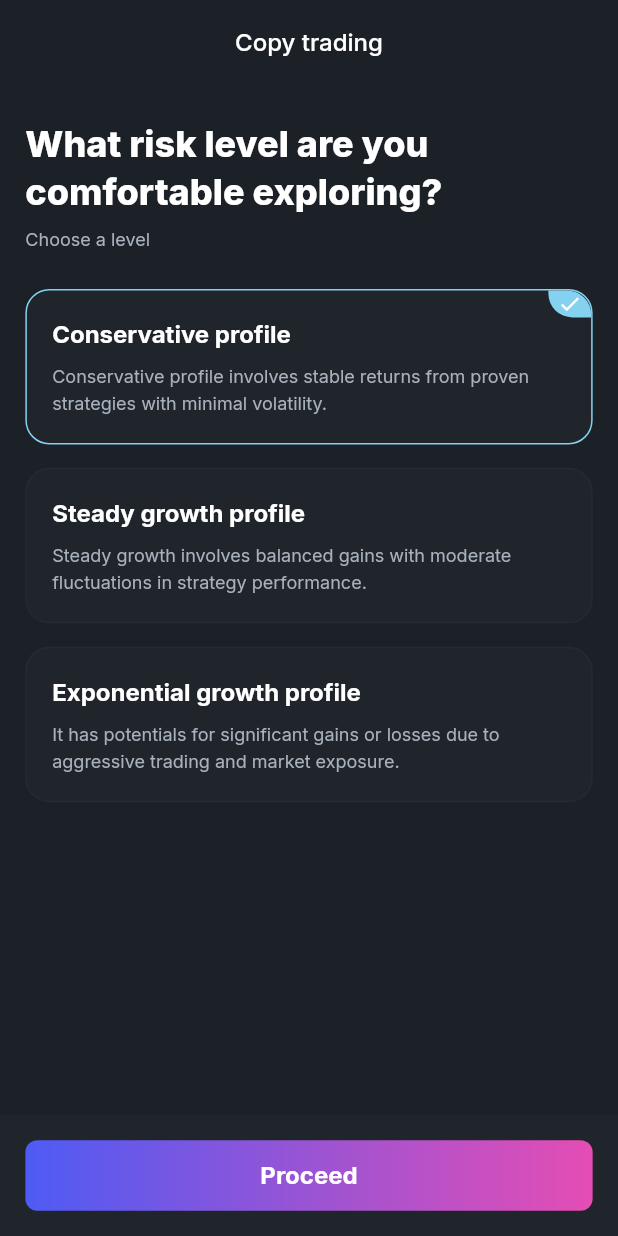
After one commit to sobuur0/copy_trading_app, a Flutter app: the ConversationalEngagementScreen screen opened by its route, on a phone screen of 412 x 824 dp. The commit adds this screen. Run offline on Flutter 3.47's test engine with Material 3 defaults, Android fonts, the phone set to English and light mode, and no system bars; our stand-ins replace flutter_svg, go_router, google_fonts.

Commit message:
implement conversational engagement screen

```diff
--- a/lib/core/constants/app_routes.dart
+++ b/lib/core/constants/app_routes.dart
@@ -4,4 +4,5 @@ class AppRoutes {
   static const String history = '/history';
   static const String profile = '/profile';
   static const String copyTradingIntro = '/copy-trading-intro';
+  static const String conversationalEngagement = '/conversational-engagement';
 }
--- a/lib/core/router/app_router.dart
+++ b/lib/core/router/app_router.dart
@@ -3,6 +3,7 @@ import 'package:go_router/go_router.dart';
 import '../../main_scaffold.dart';
 import '../../features/home/screens/home_screen.dart';
 import '../../features/copy_trading/screens/copy_trading_intro_screen.dart';
+import '../../features/copy_trading/screens/conversational_engagement_screen.dart';
 import '../constants/app_routes.dart';
 
 final GoRouter appRouter = GoRouter(
@@ -50,5 +51,12 @@ final GoRouter appRouter = GoRouter(
         child: CopyTradingIntroScreen(),
       ),
     ),
+    GoRoute(
+      path: AppRoutes.conversationalEngagement,
+      name: 'conversationalEngagement',
+      pageBuilder: (context, state) => const NoTransitionPage(
+        child: ConversationalEngagementScreen(),
+      ),
+    ),
   ],
 );
--- /dev/null
+++ b/lib/features/copy_trading/screens/conversational_engagement_screen.dart
@@ -0,0 +1,179 @@
+import 'package:flutter/material.dart';
+import 'package:roqqu_assesement/core/theme/app_colors.dart';
+import 'package:roqqu_assesement/core/theme/app_typography.dart';
+import 'package:roqqu_assesement/core/utils/responsive.dart';
+import 'package:roqqu_assesement/shared/widgets/app_bottom_nav_button.dart';
+
+class ConversationalEngagementScreen extends StatefulWidget {
+  const ConversationalEngagementScreen({super.key});
+
+  @override
+  State<ConversationalEngagementScreen> createState() =>
+      _ConversationalEngagementScreenState();
+}
+
+class _ConversationalEngagementScreenState
+    extends State<ConversationalEngagementScreen> {
+  int _selectedProfile = 0;
+
+  final List<RiskProfile> _profiles = [
+    RiskProfile(
+      title: 'Conservative profile',
+      description:
+          'Conservative profile involves stable returns from proven strategies with minimal volatility.',
+    ),
+    RiskProfile(
+      title: 'Steady growth profile',
+      description:
+          'Steady growth involves balanced gains with moderate fluctuations in strategy performance.',
+    ),
+    RiskProfile(
+      title: 'Exponential growth profile',
+      description:
+          'It has potentials for significant gains or losses due to aggressive trading and market exposure.',
+    ),
+  ];
+
+  @override
+  Widget build(BuildContext context) {
+    return LayoutBuilder(
+      builder: (context, constraints) {
+        final responsive = Responsive(constraints);
+
+        return Scaffold(
+          backgroundColor: AppColors.bgPrimary,
+          appBar: AppBar(
+            backgroundColor: AppColors.bgPrimary,
+            elevation: 0,
+            automaticallyImplyLeading: true,
+            title: Text(
+              'Copy trading',
+              style: AppTypography.textMedium(color: Colors.white),
+            ),
+            centerTitle: true,
+          ),
+          bottomNavigationBar: AppBottomNavButton(
+            text: 'Proceed',
+            responsive: responsive,
+            onTap: () {},
+          ),
+          body: SingleChildScrollView(
+            padding: EdgeInsets.symmetric(horizontal: responsive.width(16)),
+            child: Column(
+              crossAxisAlignment: CrossAxisAlignment.start,
+              children: [
+                SizedBox(height: responsive.height(24)),
+                Text(
+                  'What risk level are you comfortable exploring?',
+                  style: AppTypography.headingMobileLarge(
+                    color: AppColors.textPrimary,
+                    fontSize: 24,
+                    lineHeight: 32,
+                  ),
+                ),
+                SizedBox(height: responsive.height(8)),
+                Text(
+                  'Choose a level',
+                  style: AppTypography.extraSmall(
+                    color: AppColors.textSecondary,
+                  ),
+                ),
+                SizedBox(height: responsive.height(24)),
+                ...List.generate(
+                  _profiles.length,
+                  (index) => Padding(
+                    padding: EdgeInsets.only(bottom: responsive.height(16)),
+                    child: _buildProfileCard(
+                      profile: _profiles[index],
+                      isSelected: _selectedProfile == index,
+                      onTap: () {
+                        setState(() {
+                          _selectedProfile = index;
+                        });
+                      },
+                      responsive: responsive,
+                    ),
+                  ),
+                ),
+              ],
+            ),
+          ),
+        );
+      },
+    );
+  }
+
+  Widget _buildProfileCard({
+    required RiskProfile profile,
+    required bool isSelected,
+    required VoidCallback onTap,
+    required Responsive responsive,
+  }) {
+    return GestureDetector(
+      onTap: onTap,
+      child: Container(
+        // padding: EdgeInsets.all(responsive.width(16)),
+        decoration: BoxDecoration(
+          color: AppColors.bgSecondary,
+          borderRadius: BorderRadius.circular(16),
+          border: Border.all(
+            color: isSelected ? AppColors.fgLink : AppColors.bgBorder,
+            width: 1,
+          ),
+        ),
+        child: Stack(
+          clipBehavior: Clip.none,
+          children: [
+            if (isSelected)
+              Positioned(
+                top: 0,
+                right: 0,
+                child: Container(
+                  width: responsive.width(27),
+                  height: responsive.width(17),
+                  decoration: BoxDecoration(
+                    color: AppColors.fgLink,
+                    borderRadius: BorderRadius.only(
+                      bottomLeft: Radius.circular(16),
+                      topRight: Radius.circular(16),
+                    ),
+                  ),
+                  child: Icon(Icons.check, color: Colors.white, size: 16),
+                ),
+              ),
+            Padding(
+              padding: EdgeInsets.all(responsive.width(16)),
+              child: Column(
+                crossAxisAlignment: CrossAxisAlignment.start,
+                children: [
+                  Text(
+                    profile.title,
+                    style: AppTypography.headingMobileExtraSmall(
+                      color: AppColors.textPrimary,
+                      fontSize: 16,
+                      lineHeight: 24,
+                    ),
+                  ),
+                  SizedBox(height: responsive.height(8)),
+                  Text(
+                    profile.description,
+                    style: AppTypography.extraSmall(
+                      color: AppColors.textSecondary,
+                    ),
+                  ),
+                ],
+              ),
+            ),
+          ],
+        ),
+      ),
+    );
+  }
+}
+
+class RiskProfile {
+  final String title;
+  final String description;
+
+  RiskProfile({required this.title, required this.description});
+}
--- a/lib/features/copy_trading/screens/copy_trading_intro_screen.dart
+++ b/lib/features/copy_trading/screens/copy_trading_intro_screen.dart
@@ -1,9 +1,12 @@
 import 'package:flutter/material.dart';
+import 'package:go_router/go_router.dart';
 import 'package:roqqu_assesement/core/constants/app_assets.dart';
+import 'package:roqqu_assesement/core/constants/app_routes.dart';
 import 'package:roqqu_assesement/core/theme/app_colors.dart';
 import 'package:roqqu_assesement/core/theme/app_typography.dart';
 import 'package:roqqu_assesement/core/utils/responsive.dart';
 import 'package:roqqu_assesement/shared/models/intro_page_data.dart';
+import 'package:roqqu_assesement/shared/widgets/app_bottom_nav_button.dart';
 
 class CopyTradingIntroScreen extends StatefulWidget {
   const CopyTradingIntroScreen({super.key});
@@ -55,40 +58,19 @@ class _CopyTradingIntroScreenState extends State<CopyTradingIntroScreen> {
               style: AppTypography.textMedium(color: Colors.white),
             ),
           ),
-          bottomNavigationBar: Container(
-            padding: EdgeInsets.all(responsive.width(16)),
-            decoration: BoxDecoration(color: AppColors.bgSecondary),
-            child: SafeArea(
-              child: Container(
-                width: double.infinity,
-                height: responsive.height(48),
-                decoration: BoxDecoration(
-                  gradient: AppColors.getStartedButtonGradient,
-                  borderRadius: BorderRadius.circular(8),
-                ),
-                child: InkWell(
-                  borderRadius: BorderRadius.circular(8),
+          bottomNavigationBar: AppBottomNavButton(
+            text: 'Get started',
+            responsive: responsive,
             onTap: () {
               if (_currentPage < _pages.length - 1) {
                 _pageController.nextPage(
                   duration: Duration(milliseconds: 300),
                   curve: Curves.easeInOut,
                 );
-                    } else {}
+              } else {
+                context.push(AppRoutes.conversationalEngagement);
+              }
             },
-                  child: Center(
-                    child: Text(
-                      'Get started',
-                      style: AppTypography.headingMobileExtraSmall(
-                        color: Colors.white,
-                        fontSize: 16,
-                        lineHeight: 24,
-                      ),
-                    ),
-                  ),
-                ),
-              ),
-            ),
           ),
           body: Column(
             children: [
--- /dev/null
+++ b/lib/shared/widgets/app_bottom_nav_button.dart
@@ -0,0 +1,33 @@
+import 'package:flutter/material.dart';
+import 'package:roqqu_assesement/core/theme/app_colors.dart';
+import 'package:roqqu_assesement/core/utils/responsive.dart';
+import 'package:roqqu_assesement/shared/widgets/gradient_button.dart';
+
+class AppBottomNavButton extends StatelessWidget {
+  final String text;
+  final VoidCallback onTap;
+  final Responsive responsive;
+
+  const AppBottomNavButton({
+    super.key,
+    required this.text,
+    required this.onTap,
+    required this.responsive,
+  });
+
+  @override
+  Widget build(BuildContext context) {
+    return Container(
+      padding: EdgeInsets.all(responsive.width(16)),
+      decoration: BoxDecoration(color: AppColors.bgSecondary),
+      child: SafeArea(
+        child: GradientButton(
+          text: text,
+          width: double.infinity,
+          height: responsive.height(48),
+          onTap: onTap,
+        ),
+      ),
+    );
+  }
+}
--- /dev/null
+++ b/lib/shared/widgets/gradient_button.dart
@@ -0,0 +1,44 @@
+import 'package:flutter/material.dart';
+import 'package:roqqu_assesement/core/theme/app_colors.dart';
+import 'package:roqqu_assesement/core/theme/app_typography.dart';
+
+class GradientButton extends StatelessWidget {
+  final String text;
+  final VoidCallback onTap;
+  final double? width;
+  final double? height;
+
+  const GradientButton({
+    super.key,
+    required this.text,
+    required this.onTap,
+    this.width,
+    this.height,
+  });
+
+  @override
+  Widget build(BuildContext context) {
+    return Container(
+      width: width,
+      height: height,
+      decoration: BoxDecoration(
+        gradient: AppColors.getStartedButtonGradient,
+        borderRadius: BorderRadius.circular(8),
+      ),
+      child: InkWell(
+        borderRadius: BorderRadius.circular(8),
+        onTap: onTap,
+        child: Center(
+          child: Text(
+            text,
+            style: AppTypography.headingMobileExtraSmall(
+              color: Colors.white,
+              fontSize: 16,
+              lineHeight: 24,
+            ),
+          ),
+        ),
+      ),
+    );
+  }
+}
```
Lines whose indentation alone changed are shown as unchanged.
